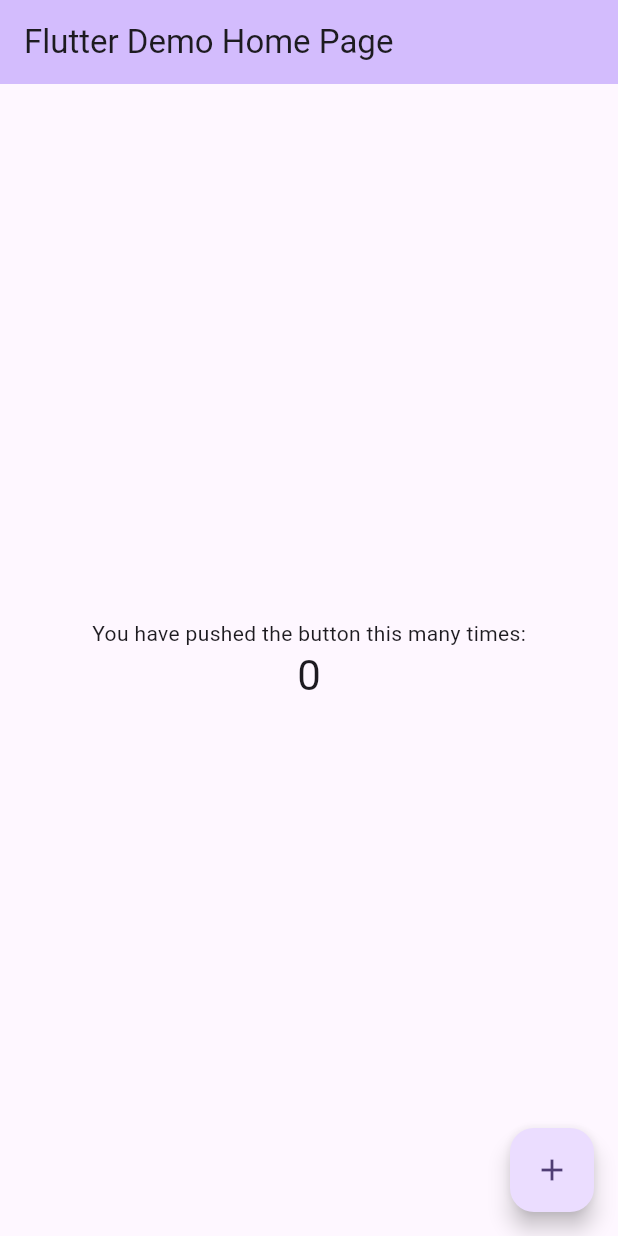
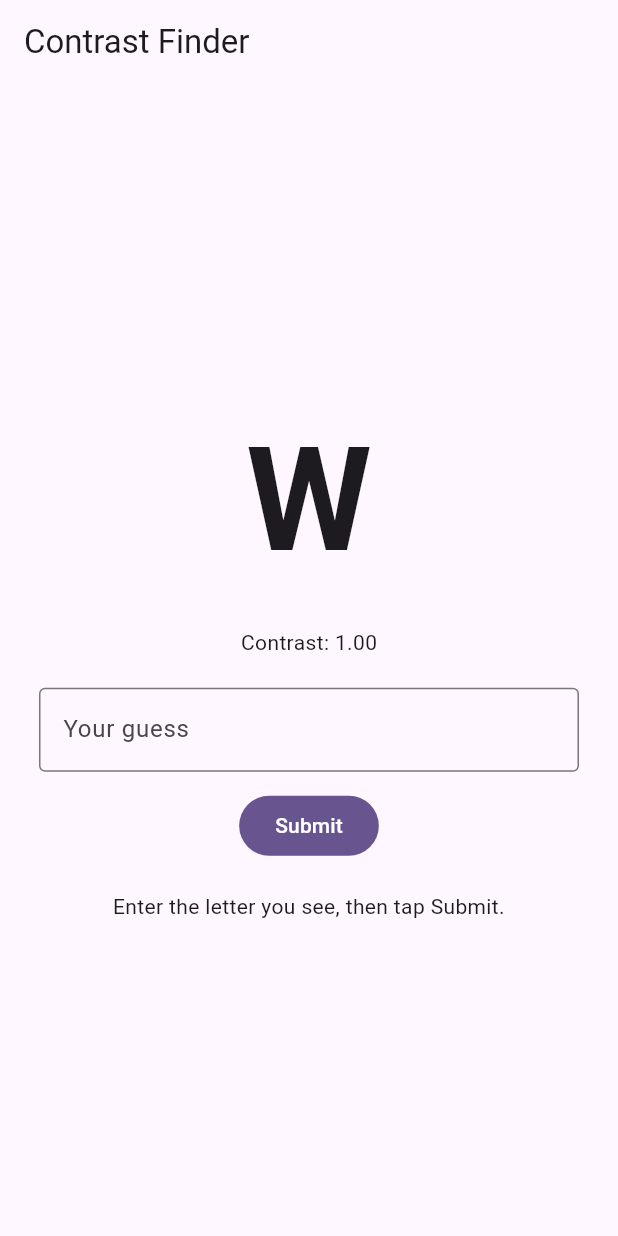
Before and after one commit to cmdor/human_sensing_benchmarks, a Flutter app: the screen it shows after launch, on a phone screen of 412 x 824 dp. Run offline on Flutter 3.47's test engine with Material 3 defaults, Android fonts, the phone set to English and light mode, and no system bars.

Commit message:
feat: add core application loop

```diff
--- a/lib/main.dart
+++ b/lib/main.dart
@@ -1,4 +1,7 @@
 import 'package:flutter/material.dart';
+
+// Import local files that I need to run the app
+import 'sight/contrast_finder.dart';
 
 void main() {
   runApp(const MyApp());
@@ -28,9 +31,9 @@ class MyApp extends StatelessWidget {
         //
         // This works for code too, not just values: Most code changes can be
         // tested with just a hot reload.
-        colorScheme: .fromSeed(seedColor: Colors.deepPurple),
+        colorScheme: ColorScheme.fromSeed(seedColor: Colors.deepPurple),
       ),
-      home: const MyHomePage(title: 'Flutter Demo Home Page'),
+      home: const ContrastFinder(),
     );
   }
 }
@@ -102,7 +105,7 @@ class _MyHomePageState extends State<MyHomePage> {
           // TRY THIS: Invoke "debug painting" (choose the "Toggle Debug Paint"
           // action in the IDE, or press "p" in the console), to see the
           // wireframe for each widget.
-          mainAxisAlignment: .center,
+          mainAxisAlignment: MainAxisAlignment.center,
           children: [
             const Text('You have pushed the button this many times:'),
             Text(
--- /dev/null
+++ b/lib/sight/contrast_finder.dart
@@ -0,0 +1,232 @@
+//  Contrast Sensitivity: We will loosely follow the Pelli-Robson Contrast Sensitivity Test. More detailed information about the original test can be found here
+
+// Based on this literature, build an app that displays letters with decreasing contrast, and ask the user to identify the letters until they are not legible.
+
+// Through the process, find the user's contrast sensitivity in units of percentage. Based on this result, estimate the bit resolution. (For example, 8-bit resolution means 256 available discrete measurements, which correspond to about 4% range per color difference, meaning the smallest color difference you could discriminate is 4%.)
+
+import 'dart:math';
+
+import 'package:flutter/material.dart';
+
+class Trial {
+  const Trial({
+    required this.letter,
+    required this.contrast,
+  });
+
+  /// The letter displayed for this trial (single uppercase A–Z).
+  final String letter;
+
+  /// Contrast level in the range [0.0, 1.0].
+  final double contrast;
+}
+
+// --- Simple top-level helpers (pure where possible) ---
+
+/// Random uppercase letter A–Z.
+String randomUppercaseLetter(Random random) {
+  return String.fromCharCode(65 + random.nextInt(26));
+}
+
+/// Builds a [Trial] with a random letter at the given contrast (clamped to [0.0, 1.0]).
+Trial randomTrial(Random random, double contrast) {
+  final c = contrast.clamp(0.0, 1.0);
+  return Trial(letter: randomUppercaseLetter(random), contrast: c);
+}
+
+/// First A–Z letter in [raw], uppercased; otherwise null.
+String? firstUppercaseLetter(String raw) {
+  for (final unit in raw.trim().toUpperCase().codeUnits) {
+    if (unit >= 65 && unit <= 90) {
+      return String.fromCharCode(unit);
+    }
+  }
+  return null;
+}
+
+/// True if the user's text identifies the same letter as the trial.
+bool guessEqualsTrialLetter(String rawGuess, Trial trial) {
+  final g = firstUppercaseLetter(rawGuess);
+  if (g == null) return false;
+  return g == trial.letter;
+}
+
+/// Local time as HH:MM:SS for display.
+String formatTimeOfDay(DateTime t) {
+  final loc = t.toLocal();
+  String two(int n) => n.toString().padLeft(2, '0');
+  return '${two(loc.hour)}:${two(loc.minute)}:${two(loc.second)}';
+}
+
+// --- Widget ---
+
+class ContrastFinder extends StatefulWidget {
+  const ContrastFinder({super.key});
+
+  @override
+  State<ContrastFinder> createState() => _ContrastFinderState();
+}
+
+class _ContrastFinderState extends State<ContrastFinder> {
+  final Random _random = Random();
+  final TextEditingController _guessController = TextEditingController();
+
+  late Trial _currentTrial;
+  bool _finished = false;
+  String _status = 'Enter the letter you see, then tap Submit.';
+
+  /// Clock time of the most recent correct guess (after submit).
+  DateTime? _lastCorrectAt;
+
+  /// Wrong answers in a row (valid letter, does not match); ends run at 2.
+  int _wrongStreak = 0;
+
+  @override
+  void initState() {
+    super.initState();
+    _currentTrial = randomTrial(_random, 1.0);
+  }
+
+  @override
+  void dispose() {
+    _guessController.dispose();
+    super.dispose();
+  }
+
+  /// Read input, compare to current trial, update status and advance or end.
+  void _onSubmitGuess() {
+    if (_finished) return;
+
+    final raw = _guessController.text;
+    final letter = firstUppercaseLetter(raw);
+
+    if (letter == null) {
+      setState(() {
+        _status = 'Please enter a letter (A–Z).';
+      });
+      return;
+    }
+
+    final wasCorrect = guessEqualsTrialLetter(raw, _currentTrial);
+
+    setState(() {
+      if (!wasCorrect) {
+        _wrongStreak += 1;
+        if (_wrongStreak >= 2) {
+          _finished = true;
+          _status =
+              'Wrong again (2 in a row). You entered "$letter"; displayed was "${_currentTrial.letter}". Run finished.';
+          return;
+        }
+
+        _status =
+            'Wrong (1/2). You entered "$letter"; displayed was "${_currentTrial.letter}". One more wrong ends the run.';
+        _guessController.clear();
+        _currentTrial = randomTrial(_random, _currentTrial.contrast);
+        return;
+      }
+
+      _wrongStreak = 0;
+      _lastCorrectAt = DateTime.now();
+      _status =
+          'Correct at ${formatTimeOfDay(_lastCorrectAt!)}. Advancing to lower contrast.';
+      _guessController.clear();
+
+      // We advance to the next contrast level logarithmically
+      final nextContrast = (_currentTrial.contrast - 0.1).clamp(0.0, 1.0);
+      if (nextContrast <= 0) {
+        _finished = true;
+        _currentTrial = Trial(letter: _currentTrial.letter, contrast: nextContrast);
+        _status = 'Reached minimum contrast. Run finished.';
+        return;
+      }
+
+      _currentTrial = randomTrial(_random, nextContrast);
+    });
+  }
+
+  void _restart() {
+    setState(() {
+      _finished = false;
+      _wrongStreak = 0;
+      _lastCorrectAt = null;
+      _guessController.clear();
+      _currentTrial = randomTrial(_random, 1.0);
+      _status = 'Enter the letter you see, then tap Submit.';
+    });
+  }
+
+  @override
+  Widget build(BuildContext context) {
+    final bg = Theme.of(context).colorScheme.surface;
+    final fg = Theme.of(context).colorScheme.onSurface;
+    final letterColor = Color.lerp(bg, fg, _currentTrial.contrast) ?? fg;
+
+    return Scaffold(
+      appBar: AppBar(
+        title: const Text('Contrast Finder'),
+      ),
+      body: Center(
+        child: Padding(
+          padding: const EdgeInsets.all(24),
+          child: ConstrainedBox(
+            constraints: const BoxConstraints(maxWidth: 360),
+            child: Column(
+              mainAxisSize: MainAxisSize.min,
+              children: [
+                Text(
+                  _currentTrial.letter,
+                  style: TextStyle(
+                    fontSize: 96,
+                    fontWeight: FontWeight.w700,
+                    color: letterColor,
+                  ),
+                ),
+                const SizedBox(height: 16),
+                Text('Contrast: ${_currentTrial.contrast.toStringAsFixed(2)}'),
+                if (_lastCorrectAt != null) ...[
+                  const SizedBox(height: 8),
+                  Text(
+                    'Last correct: ${formatTimeOfDay(_lastCorrectAt!)}',
+                    style: Theme.of(context).textTheme.labelMedium,
+                  ),
+                ],
+                const SizedBox(height: 20),
+                TextField(
+                  controller: _guessController,
+                  enabled: !_finished,
+                  textCapitalization: TextCapitalization.characters,
+                  maxLength: 8,
+                  decoration: const InputDecoration(
+                    labelText: 'Your guess',
+                    border: OutlineInputBorder(),
+                    counterText: '',
+                  ),
+                  onSubmitted: (_) => _onSubmitGuess(),
+                ),
+                const SizedBox(height: 12),
+                FilledButton(
+                  onPressed: _finished ? null : _onSubmitGuess,
+                  child: const Text('Submit'),
+                ),
+                const SizedBox(height: 20),
+                Text(
+                  _status,
+                  textAlign: TextAlign.center,
+                  style: Theme.of(context).textTheme.bodyMedium,
+                ),
+                if (_finished) ...[
+                  const SizedBox(height: 16),
+                  TextButton(
+                    onPressed: _restart,
+                    child: const Text('Restart'),
+                  ),
+                ],
+              ],
+            ),
+          ),
+        ),
+      ),
+    );
+  }
+}
--- /dev/null
+++ b/lib/utils/timers.dart
@@ -0,0 +1 @@
+// This file contains utility and helper functions for capturing session time via timestamps
```
